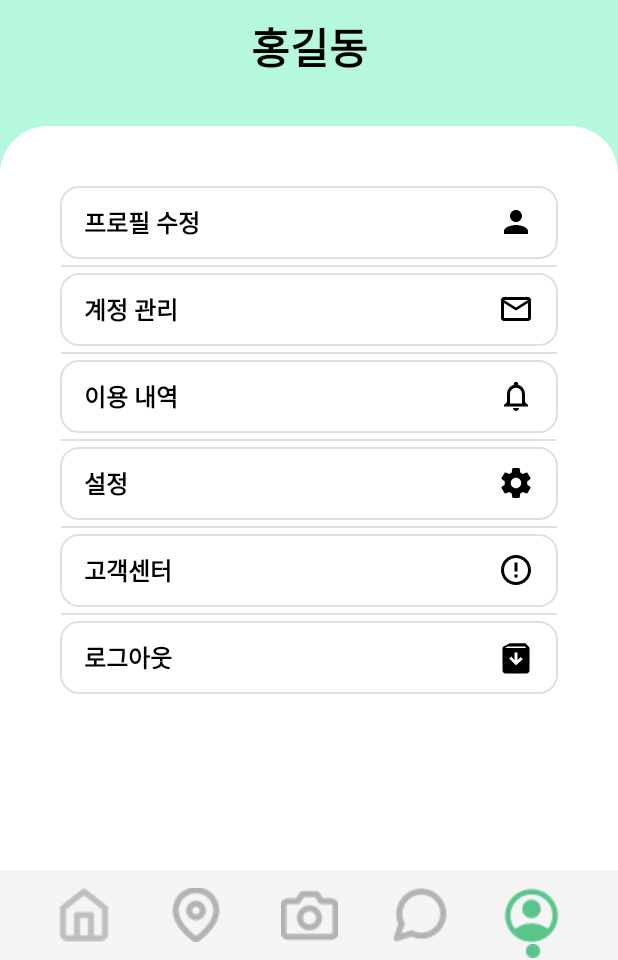
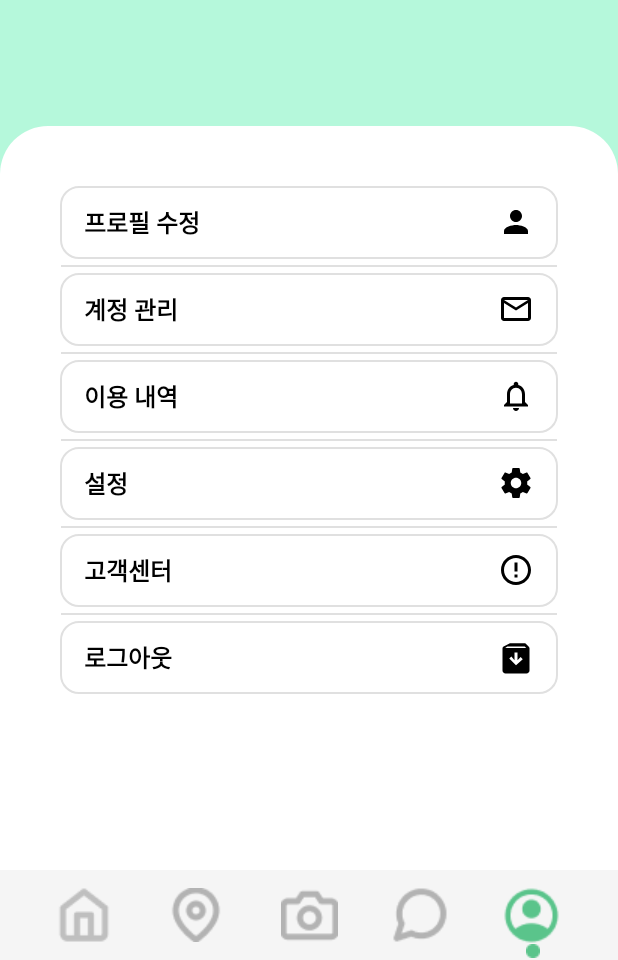
Before and after one commit to Recycling-app/Front, an Android app: the MypageActivity screen opened directly, with no data from a screen before it, on a phone screen of 412 x 824 dp, the part 276-1236 px from its top. Run offline under Robolectric (Android 15) with nearby library versions, the phone set to English and light mode, and no system bars; our stand-ins replace CircleImageView, Firebase (no records; nobody signed in at launch, a user with empty details on screens opened directly).

Commit message:
필요없는 코드, 파일 삭제

```diff
--- a/app/src/main/res/layout/activity_profile.xml
+++ b/app/src/main/res/layout/activity_profile.xml
@@ -69,7 +69,6 @@
         android:id="@+id/profile_name"
         android:layout_width="wrap_content"
         android:layout_height="wrap_content"
-        android:text="홍길동"
         android:textSize="28sp"
         android:textStyle="bold"
         android:textColor="#000000"
```
Also changed, not shown: app/src/main/java/com/example/recycling_app/dto/GoogleLoginRequest.java (deleted, +0 -16 lines), app/src/main/java/com/example/recycling_app/dto/GoogleSignupRequest.java (deleted, +0 -30 lines).
